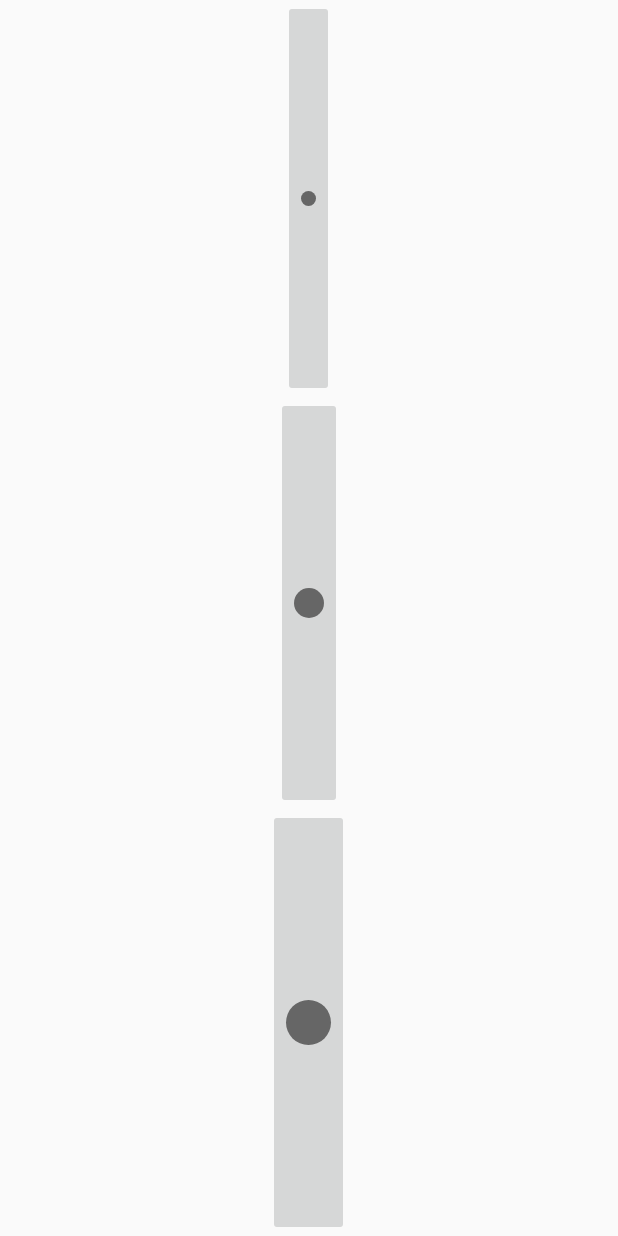
After one commit to priyankvex/Paint-App-Android, an Android app: the layout dialog_brush_size.xml on its own in the app's theme, with its tools: preview values and no code run, on a phone screen of 412 x 824 dp. The commit adds this screen. Run offline under Robolectric (Android 15) with nearby library versions, the phone set to English and light mode, and no system bars.

Commit message:
Add choosing brush size.

```diff
--- /dev/null
+++ b/app/src/main/res/drawable/large.xml
@@ -0,0 +1,12 @@
+<?xml version="1.0" encoding="utf-8"?>
+<shape xmlns:android="http://schemas.android.com/apk/res/android"
+    android:dither="true"
+    android:shape="oval" >
+
+    <size
+        android:height="@dimen/large_brush"
+        android:width="@dimen/large_brush" />
+
+    <solid android:color="#FF666666" />
+
+</shape>
--- /dev/null
+++ b/app/src/main/res/drawable/medium.xml
@@ -0,0 +1,12 @@
+<?xml version="1.0" encoding="utf-8"?>
+<shape xmlns:android="http://schemas.android.com/apk/res/android"
+    android:dither="true"
+    android:shape="oval" >
+
+    <size
+        android:height="@dimen/medium_brush"
+        android:width="@dimen/medium_brush" />
+
+    <solid android:color="#FF666666" />
+
+</shape>
--- /dev/null
+++ b/app/src/main/res/drawable/small.xml
@@ -0,0 +1,12 @@
+<?xml version="1.0" encoding="utf-8"?>
+<shape xmlns:android="http://schemas.android.com/apk/res/android"
+    android:dither="true"
+    android:shape="oval" >
+
+    <size
+        android:height="@dimen/small_brush"
+        android:width="@dimen/small_brush" />
+
+    <solid android:color="#FF666666" />
+
+</shape>
--- /dev/null
+++ b/app/src/main/res/layout/dialog_brush_size.xml
@@ -0,0 +1,33 @@
+<?xml version="1.0" encoding="utf-8"?>
+<LinearLayout xmlns:android="http://schemas.android.com/apk/res/android"
+    android:orientation="vertical"
+    android:layout_width="match_parent"
+    android:layout_height="match_parent"
+    android:gravity="center"
+    >
+
+    <ImageButton
+        android:id="@+id/small_brush"
+        android:layout_width="wrap_content"
+        android:layout_height="wrap_content"
+        android:layout_weight="1"
+        android:contentDescription="@string/small"
+        android:src="@drawable/small" />
+
+    <ImageButton
+        android:id="@+id/medium_brush"
+        android:layout_width="wrap_content"
+        android:layout_height="wrap_content"
+        android:layout_weight="1"
+        android:contentDescription="@string/medium"
+        android:src="@drawable/medium" />
+
+    <ImageButton
+        android:id="@+id/large_brush"
+        android:layout_width="wrap_content"
+        android:layout_height="wrap_content"
+        android:layout_weight="1"
+        android:contentDescription="@string/large"
+        android:src="@drawable/large" />
+
+</LinearLayout>
--- a/app/src/main/res/values/strings.xml
+++ b/app/src/main/res/values/strings.xml
@@ -9,5 +9,8 @@
     <string name="erase">Erase</string>
     <string name="save">Save</string>
     <string name="paint">Paint</string>
+    <string name="small">Small</string>
+    <string name="medium">Medium</string>
+    <string name="large">Large</string>
 
 </resources>
```
Also changed, not shown: app/src/main/java/com/wordpress/priyankvex/paintapp/DrawingView.java (+22 -2 lines), app/src/main/java/com/wordpress/priyankvex/paintapp/MainActivity.java (+60 -2 lines), app/src/main/res/layout/activity_main.xml (+5 -5 lines).
